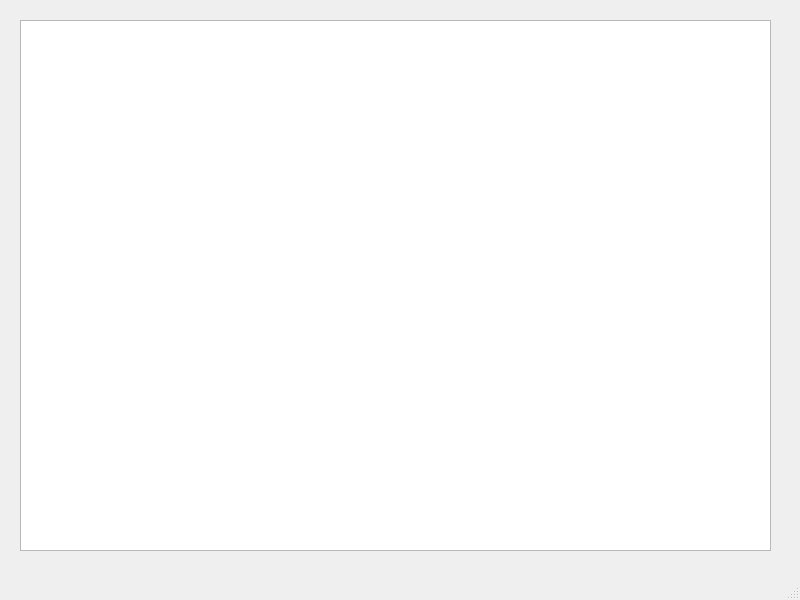
Old version of the form Homework3/laba3/mainwindow.ui in the repository vasiliyrod/Qt-project.
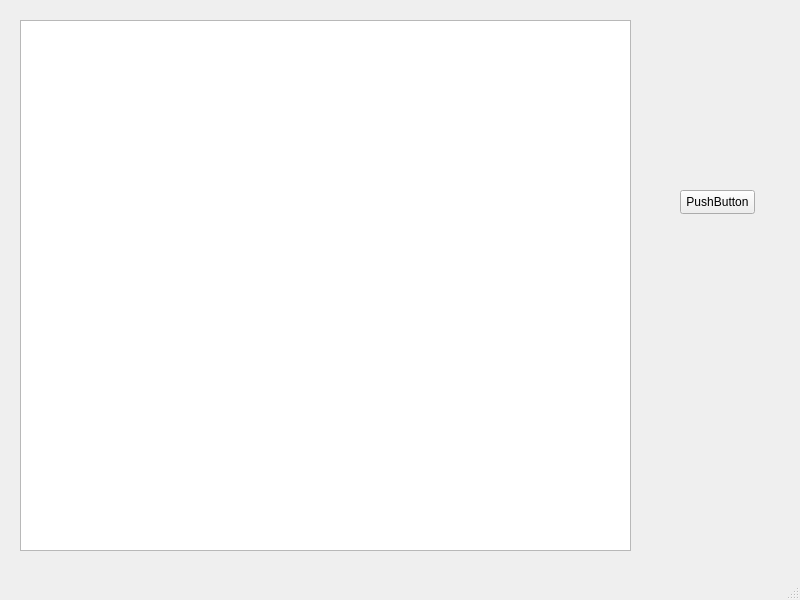
New version of the form.

The edit to the form file:
```diff
--- a/Homework3/laba3/mainwindow.ui
+++ b/Homework3/laba3/mainwindow.ui
@@ -19,11 +19,24 @@
      <rect>
       <x>20</x>
       <y>20</y>
-      <width>751</width>
+      <width>611</width>
       <height>531</height>
      </rect>
     </property>
    </widget>
+   <widget class="QPushButton" name="pushButton">
+    <property name="geometry">
+     <rect>
+      <x>680</x>
+      <y>190</y>
+      <width>75</width>
+      <height>24</height>
+     </rect>
+    </property>
+    <property name="text">
+     <string>PushButton</string>
+    </property>
+   </widget>
   </widget>
   <widget class="QMenuBar" name="menubar">
    <property name="geometry">
```
Left out of the diff: 2 changed lines with no effect on the pictures.
